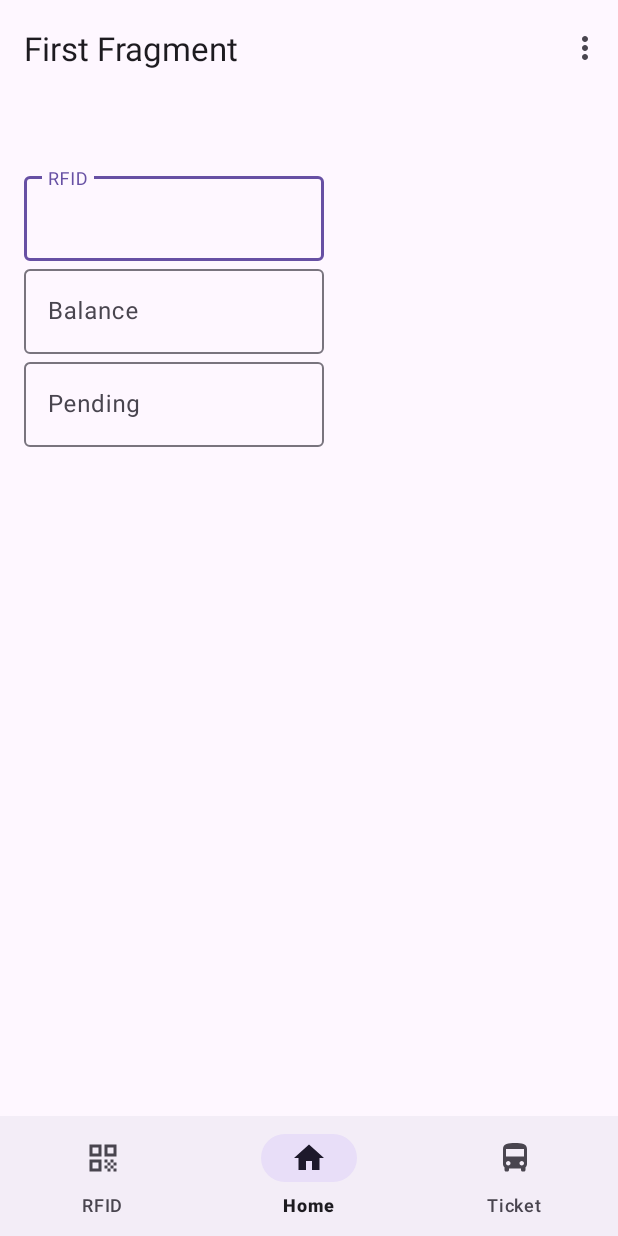
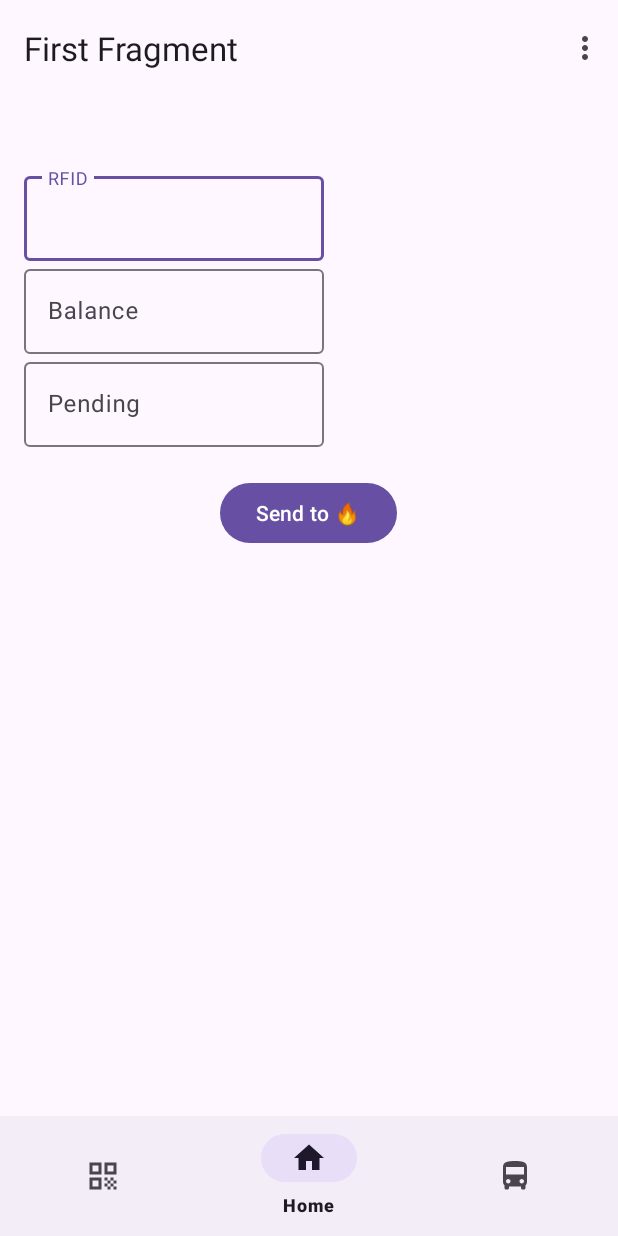
Before and after one commit to nijuyonkadesu/MyLabRat, an Android app: the screen it shows after launch (MainActivity), on a phone screen of 412 x 824 dp. Run offline under Robolectric (Android 15) with nearby library versions, the phone set to English and light mode, and no system bars; our stand-ins replace Firebase (no records; nobody signed in at launch, a user with empty details on screens opened directly), navigation-ui.

```diff
--- a/app/build.gradle
+++ b/app/build.gradle
@@ -60,6 +60,12 @@ dependencies {
     implementation 'com.google.firebase:firebase-database-ktx:20.1.0'
     implementation platform('com.google.firebase:firebase-bom:31.0.3')
     implementation 'com.google.firebase:firebase-analytics-ktx'
+    // Firebase Cloud Messaging
+    implementation 'com.google.firebase:firebase-messaging:23.1.0'
+
+    // Coroutines PlayServices - to load data from firebase
+    implementation 'org.jetbrains.kotlinx:kotlinx-coroutines-play-services:1.6.4'
+    implementation "org.jetbrains.kotlinx:kotlinx-coroutines-android:1.6.4"
 
     // Barcode Scan ML kit
     implementation 'com.google.mlkit:camera:16.0.0-beta3'
--- a/app/src/main/java/com/njk/testingtheme/MainActivity.kt
+++ b/app/src/main/java/com/njk/testingtheme/MainActivity.kt
@@ -1,5 +1,6 @@
 package com.njk.testingtheme
 
+import android.content.Intent
 import android.content.pm.PackageManager
 import android.os.Bundle
 import com.google.android.material.snackbar.Snackbar
@@ -42,26 +43,33 @@ class MainActivity : AppCompatActivity() {
         } else {
             ActivityCompat.requestPermissions(this, REQUIRED_PERMISSIONS, REQUEST_CODE_PERMISSIONS)
         }
-        binding.bottomNavigationView.selectedItemId = R.id.home
-        binding.bottomNavigationView.setOnItemSelectedListener {
+        binding.apply {
+            bottomNavigationView.selectedItemId = R.id.home
+            bottomNavigationView.setOnItemSelectedListener {
                 when(it.itemId){
                     R.id.qr -> {
-                    Toast.makeText(this, "rfid click detected", Toast.LENGTH_SHORT).show()
+//                        FirstFragmentDirections.actionFirstFragmentToBarcodeScanningActivity()
+                        val barcodeIntent = Intent(this@MainActivity, BarcodeScanningActivity::class.java)
+//                            .setFlags(Intent.FLAG_ACTIVITY_CLEAR_TOP)
+                        startActivity(barcodeIntent)
+                        Toast.makeText(this@MainActivity, "rfid click detected", Toast.LENGTH_SHORT).show()
                         true
                     }
                     R.id.home -> {
-                    Toast.makeText(this, "home click detected", Toast.LENGTH_SHORT).show()
+                        Toast.makeText(this@MainActivity, "home click detected", Toast.LENGTH_SHORT).show()
                         true
                     }
                     R.id.ticket -> {
                         val action = FirstFragmentDirections.actionFirstFragmentToSecondFragment()
                         navController.navigate(action)
 
-                    Toast.makeText(this, "ticket click detected", Toast.LENGTH_SHORT).show()
+                        Toast.makeText(this@MainActivity, "ticket click detected", Toast.LENGTH_SHORT).show()
                         true
                     }
                     else -> false
                 }
+            }
+            bottomNavigationView.setOnItemReselectedListener{  }
         }
     }
 
--- a/app/src/main/java/com/njk/testingtheme/User.kt
+++ b/app/src/main/java/com/njk/testingtheme/User.kt
@@ -5,6 +5,7 @@ data class User(
     val walletBalance: Int,
     val pendingPayment: Int,
     val ticketStatus: TicketStatus,
+//    val tokenFcm: String,
 )
 enum class TicketStatus {
     VALID, INVALID
--- a/app/src/main/res/layout/activity_main.xml
+++ b/app/src/main/res/layout/activity_main.xml
@@ -23,6 +23,9 @@
 
     <com.google.android.material.bottomnavigation.BottomNavigationView
         android:id="@+id/bottom_navigation_view"
+        app:itemRippleColor="?attr/colorPrimaryVariant"
+        app:labelVisibilityMode="selected"
+
         android:layout_width="match_parent"
         android:layout_height="wrap_content"
         app:menu="@menu/menu_bottom_navigation"
--- a/app/src/main/res/layout/fragment_first.xml
+++ b/app/src/main/res/layout/fragment_first.xml
@@ -5,14 +5,15 @@
     android:layout_width="fill_parent"
     android:layout_height="fill_parent"
     tools:context=".FirstFragment">
+
     <LinearLayout
-        android:orientation="vertical"
         android:id="@+id/frame"
         android:layout_width="match_parent"
         android:layout_height="wrap_content"
-        app:layout_constraintTop_toTopOf="parent"
+        android:layout_marginStart="16dp"
         android:layout_marginTop="48dp"
-        android:layout_marginStart="16dp">
+        android:orientation="vertical"
+        app:layout_constraintTop_toTopOf="parent">
 
         <com.google.android.material.textfield.TextInputLayout
             android:id="@+id/input_field_1"
@@ -24,39 +25,36 @@
             <com.google.android.material.textfield.TextInputEditText
                 android:id="@+id/rfid"
                 android:layout_width="match_parent"
-                android:layout_height="wrap_content"
-                />
+                android:layout_height="wrap_content" />
 
 
         </com.google.android.material.textfield.TextInputLayout>
+
         <com.google.android.material.textfield.TextInputLayout
             android:id="@+id/input_field_2"
             style="@style/ThemeOverlay.Material3.TextInputEditText.OutlinedBox"
             android:layout_width="@dimen/user_text"
             android:layout_height="wrap_content"
-            android:hint="Balance"
-            >
+            android:hint="Balance">
 
             <com.google.android.material.textfield.TextInputEditText
                 android:id="@+id/balance"
                 android:layout_width="match_parent"
-                android:layout_height="wrap_content"
-                />
+                android:layout_height="wrap_content" />
 
         </com.google.android.material.textfield.TextInputLayout>
+
         <com.google.android.material.textfield.TextInputLayout
             android:id="@+id/input_field_3"
             style="@style/ThemeOverlay.Material3.TextInputEditText.OutlinedBox"
             android:layout_width="@dimen/user_text"
             android:layout_height="wrap_content"
-            android:hint="Pending"
-            >
+            android:hint="Pending">
 
             <com.google.android.material.textfield.TextInputEditText
                 android:id="@+id/pending"
                 android:layout_width="match_parent"
-                android:layout_height="wrap_content"
-                />
+                android:layout_height="wrap_content" />
 
         </com.google.android.material.textfield.TextInputLayout>
 
@@ -66,10 +64,10 @@
         android:id="@+id/send"
         android:layout_width="wrap_content"
         android:layout_height="wrap_content"
-        android:layout_marginTop="24dp"
-        android:layout_marginBottom="24dp"
+        android:layout_marginTop="20dp"
         android:text="@string/send"
-        app:layout_constraintBottom_toBottomOf="parent"
+        app:layout_constraintEnd_toEndOf="parent"
+        app:layout_constraintHorizontal_bias="0.498"
         app:layout_constraintStart_toStartOf="parent"
-        />
+        app:layout_constraintTop_toBottomOf="@+id/frame" />
 </androidx.constraintlayout.widget.ConstraintLayout>
--- a/app/src/main/res/navigation/nav_graph.xml
+++ b/app/src/main/res/navigation/nav_graph.xml
@@ -14,6 +14,9 @@
         <action
             android:id="@+id/action_FirstFragment_to_SecondFragment"
             app:destination="@id/SecondFragment" />
+        <action
+            android:id="@+id/action_FirstFragment_to_barcodeScanningActivity"
+            app:destination="@id/barcodeScanningActivity" />
     </fragment>
     <fragment
         android:id="@+id/SecondFragment"
@@ -25,4 +28,8 @@
             android:id="@+id/action_SecondFragment_to_FirstFragment"
             app:destination="@id/FirstFragment" />
     </fragment>
+    <activity
+        android:id="@+id/barcodeScanningActivity"
+        android:name="com.njk.testingtheme.BarcodeScanningActivity"
+        android:label="BarcodeScanningActivity" />
 </navigation>
```
Also changed, not shown: app/src/main/AndroidManifest.xml (+7 -0 lines), app/src/main/java/com/njk/testingtheme/FirstFragment.kt (+55 -2 lines), app/src/main/java/com/njk/testingtheme/MyFirebaseMessagingService.kt (added, +25 -0 lines). Lines whose indentation alone changed are shown as unchanged.
